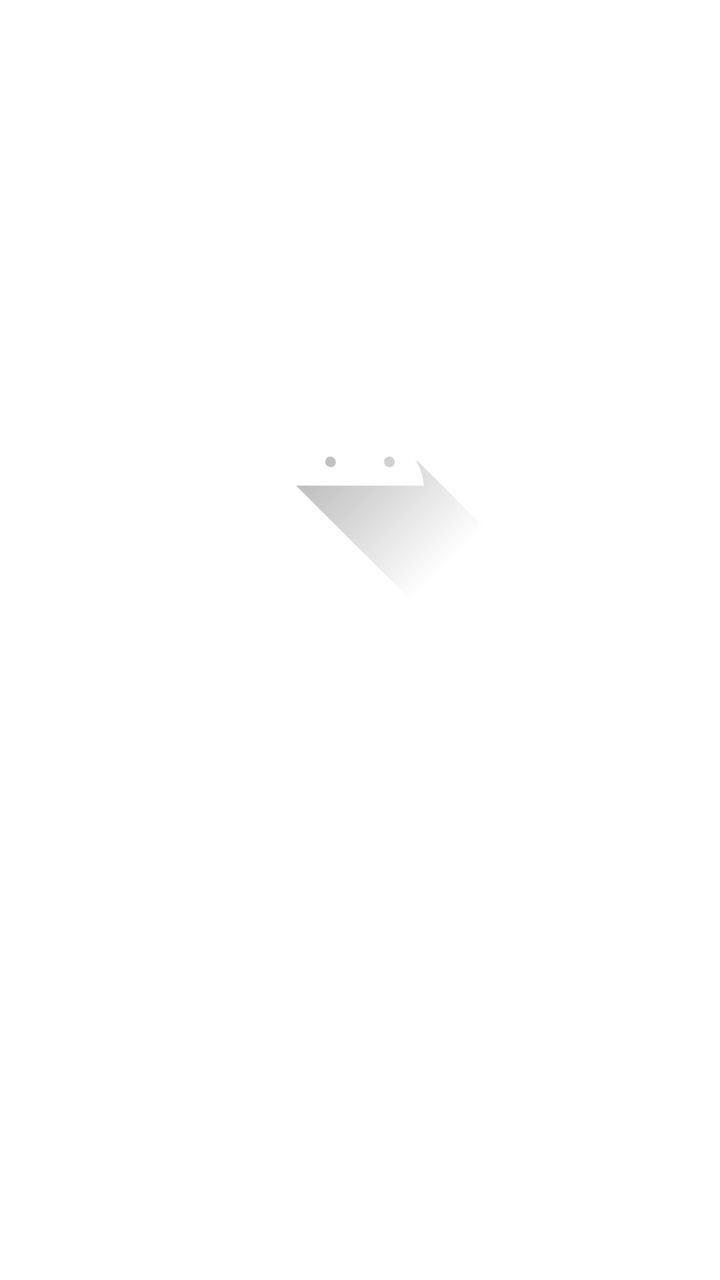
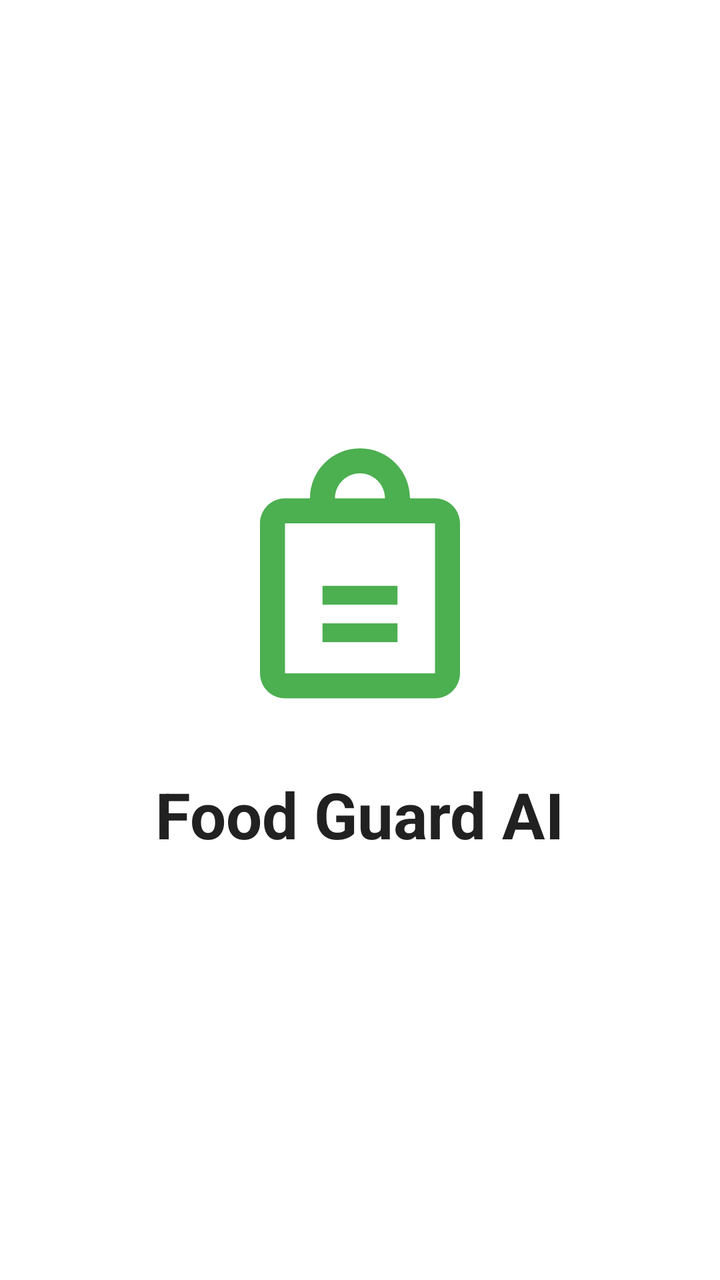

Two renders of the same Android screen: before a commit and after it. Below are the layout's source before the change and the commit's diff.
<!-- AndroidManifest.xml: activity theme Theme.AppCompat.NoActionBar -->
<!-- res/layout/activity_splash.xml -->
<?xml version="1.0" encoding="utf-8"?>
<androidx.constraintlayout.widget.ConstraintLayout xmlns:android="http://schemas.android.com/apk/res/android"
    xmlns:app="http://schemas.android.com/apk/res-auto"
    xmlns:tools="http://schemas.android.com/tools"
    android:layout_width="match_parent"
    android:layout_height="match_parent"
    android:background="@color/white"
    tools:context=".SplashActivity">

    <ImageView
        android:id="@+id/imgLogo"
        android:layout_width="150dp"
        android:layout_height="150dp"
        android:src="@drawable/ic_launcher_foreground"
        app:layout_constraintBottom_toTopOf="@id/tvAppName"
        app:layout_constraintEnd_toEndOf="parent"
        app:layout_constraintStart_toStartOf="parent" />

    <TextView
        android:id="@+id/tvAppName"
        android:layout_width="wrap_content"
        android:layout_height="wrap_content"
        android:text="@string/app_name"
        android:textSize="24sp"
        android:textStyle="bold"
        app:layout_constraintBottom_toBottomOf="parent"
        app:layout_constraintEnd_toEndOf="parent"
        app:layout_constraintStart_toStartOf="parent"
        app:layout_constraintTop_toTopOf="parent" />

</androidx.constraintlayout.widget.ConstraintLayout>
<!-- resources referenced by this layout -->
<resources>
  <color name="white">#FFFFFFFF</color>
  <!-- drawable ic_launcher_foreground (drawable) -->
  <vector xmlns:android="http://schemas.android.com/apk/res/android"
      xmlns:aapt="http://schemas.android.com/aapt"
      android:width="108dp"
      android:height="108dp"
      android:viewportWidth="108"
      android:viewportHeight="108">
      <path android:pathData="M31,63.928c0,0 6.4,-11 12.1,-13.1c7.2,-2.6 26,-1.4 26,-1.4l38.1,38.1L107,108.928l-32,-1L31,63.928z">
          <aapt:attr name="android:fillColor">
              <gradient
                  android:endX="85.84757"
                  android:endY="92.4963"
                  android:startX="42.9492"
                  android:startY="49.59793"
                  android:type="linear">
                  <item
                      android:color="#44000000"
                      android:offset="0.0" />
                  <item
                      android:color="#00000000"
                      android:offset="1.0" />
              </gradient>
          </aapt:attr>
      </path>
      <path
          android:fillColor="#FFFFFF"
          android:fillType="nonZero"
          android:pathData="M65.3,45.828l3.8,-6.6c0.2,-0.4 0.1,-0.9 -0.3,-1.1c-0.4,-0.2 -0.9,-0.1 -1.1,0.3l-3.9,6.7c-6.3,-2.8 -13.4,-2.8 -19.7,0l-3.9,-6.7c-0.2,-0.4 -0.7,-0.5 -1.1,-0.3C38.8,38.328 38.7,38.828 38.9,39.228l3.8,6.6C36.2,49.428 31.7,56.028 31,63.928h46C76.3,56.028 71.8,49.428 65.3,45.828zM43.4,57.328c-0.8,0 -1.5,-0.5 -1.8,-1.2c-0.3,-0.7 -0.1,-1.5 0.4,-2.1c0.5,-0.5 1.4,-0.7 2.1,-0.4c0.7,0.3 1.2,1 1.2,1.8C45.3,56.528 44.5,57.328 43.4,57.328L43.4,57.328zM64.6,57.328c-0.8,0 -1.5,-0.5 -1.8,-1.2s-0.1,-1.5 0.4,-2.1c0.5,-0.5 1.4,-0.7 2.1,-0.4c0.7,0.3 1.2,1 1.2,1.8C66.5,56.528 65.6,57.328 64.6,57.328L64.6,57.328z"
          android:strokeWidth="1"
          android:strokeColor="#00000000" />
  </vector>
  <string name="app_name">Food Label Scanner</string>
</resources>

<!-- the commit's change to res/layout/activity_splash.xml (unified diff, before → after) -->
@@ -4,28 +4,32 @@
     xmlns:tools="http://schemas.android.com/tools"
     android:layout_width="match_parent"
     android:layout_height="match_parent"
-    android:background="@color/white"
+    android:background="@android:color/white"
     tools:context=".SplashActivity">
 
     <ImageView
         android:id="@+id/imgLogo"
         android:layout_width="150dp"
         android:layout_height="150dp"
-        android:src="@drawable/ic_launcher_foreground"
+        android:src="@drawable/ic_food_scanner"
         app:layout_constraintBottom_toTopOf="@id/tvAppName"
         app:layout_constraintEnd_toEndOf="parent"
-        app:layout_constraintStart_toStartOf="parent" />
+        app:layout_constraintStart_toStartOf="parent"
+        app:layout_constraintTop_toTopOf="parent"
+        app:layout_constraintVertical_chainStyle="packed" />
 
     <TextView
         android:id="@+id/tvAppName"
         android:layout_width="wrap_content"
         android:layout_height="wrap_content"
+        android:layout_marginTop="24dp"
         android:text="@string/app_name"
-        android:textSize="24sp"
+        android:textColor="@color/primary_text"
+        android:textSize="32sp"
         android:textStyle="bold"
         app:layout_constraintBottom_toBottomOf="parent"
         app:layout_constraintEnd_toEndOf="parent"
         app:layout_constraintStart_toStartOf="parent"
-        app:layout_constraintTop_toTopOf="parent" />
+        app:layout_constraintTop_toBottomOf="@id/imgLogo" />
 
 </androidx.constraintlayout.widget.ConstraintLayout>
<!-- resource entries referenced after the edit -->
@@ -1,37 +1,22 @@
 <!-- resources referenced by this layout -->
 <resources>
-  <color name="white">#FFFFFFFF</color>
-  <!-- drawable ic_launcher_foreground (drawable) -->
+  <color name="primary_text">#212121</color>
+  <!-- drawable ic_food_scanner (drawable) -->
   <vector xmlns:android="http://schemas.android.com/apk/res/android"
-      xmlns:aapt="http://schemas.android.com/aapt"
-      android:width="108dp"
-      android:height="108dp"
-      android:viewportWidth="108"
-      android:viewportHeight="108">
-      <path android:pathData="M31,63.928c0,0 6.4,-11 12.1,-13.1c7.2,-2.6 26,-1.4 26,-1.4l38.1,38.1L107,108.928l-32,-1L31,63.928z">
-          <aapt:attr name="android:fillColor">
-              <gradient
-                  android:endX="85.84757"
-                  android:endY="92.4963"
-                  android:startX="42.9492"
-                  android:startY="49.59793"
-                  android:type="linear">
-                  <item
-                      android:color="#44000000"
-                      android:offset="0.0" />
-                  <item
-                      android:color="#00000000"
-                      android:offset="1.0" />
-              </gradient>
-          </aapt:attr>
-      </path>
+      android:width="120dp"
+      android:height="120dp"
+      android:viewportWidth="24"
+      android:viewportHeight="24">
       <path
-          android:fillColor="#FFFFFF"
-          android:fillType="nonZero"
-          android:pathData="M65.3,45.828l3.8,-6.6c0.2,-0.4 0.1,-0.9 -0.3,-1.1c-0.4,-0.2 -0.9,-0.1 -1.1,0.3l-3.9,6.7c-6.3,-2.8 -13.4,-2.8 -19.7,0l-3.9,-6.7c-0.2,-0.4 -0.7,-0.5 -1.1,-0.3C38.8,38.328 38.7,38.828 38.9,39.228l3.8,6.6C36.2,49.428 31.7,56.028 31,63.928h46C76.3,56.028 71.8,49.428 65.3,45.828zM43.4,57.328c-0.8,0 -1.5,-0.5 -1.8,-1.2c-0.3,-0.7 -0.1,-1.5 0.4,-2.1c0.5,-0.5 1.4,-0.7 2.1,-0.4c0.7,0.3 1.2,1 1.2,1.8C45.3,56.528 44.5,57.328 43.4,57.328L43.4,57.328zM64.6,57.328c-0.8,0 -1.5,-0.5 -1.8,-1.2s-0.1,-1.5 0.4,-2.1c0.5,-0.5 1.4,-0.7 2.1,-0.4c0.7,0.3 1.2,1 1.2,1.8C66.5,56.528 65.6,57.328 64.6,57.328L64.6,57.328z"
-          android:strokeWidth="1"
-          android:strokeColor="#00000000" />
+          android:fillColor="#4CAF50"
+          android:pathData="M18,6h-2c0,-2.21 -1.79,-4 -4,-4S8,3.79 8,6L6,6c-1.1,0 -2,0.9 -2,2v12c0,1.1 0.9,2 2,2h12c1.1,0 2,-0.9 2,-2L20,8c0,-1.1 -0.9,-2 -2,-2zM12,4c1.1,0 2,0.9 2,2h-4c0,-1.1 0.9,-2 2,-2zM18,20L6,20L6,8h12v12z"/>
+      <path
+          android:fillColor="#4CAF50"
+          android:pathData="M9,13h6v1.5h-6z"/>
+      <path
+          android:fillColor="#4CAF50"
+          android:pathData="M9,16h6v1.5h-6z"/>
   </vector>
-  <string name="app_name">Food Label Scanner</string>
+  <string name="app_name">Food Guard AI</string>
 </resources>
 
